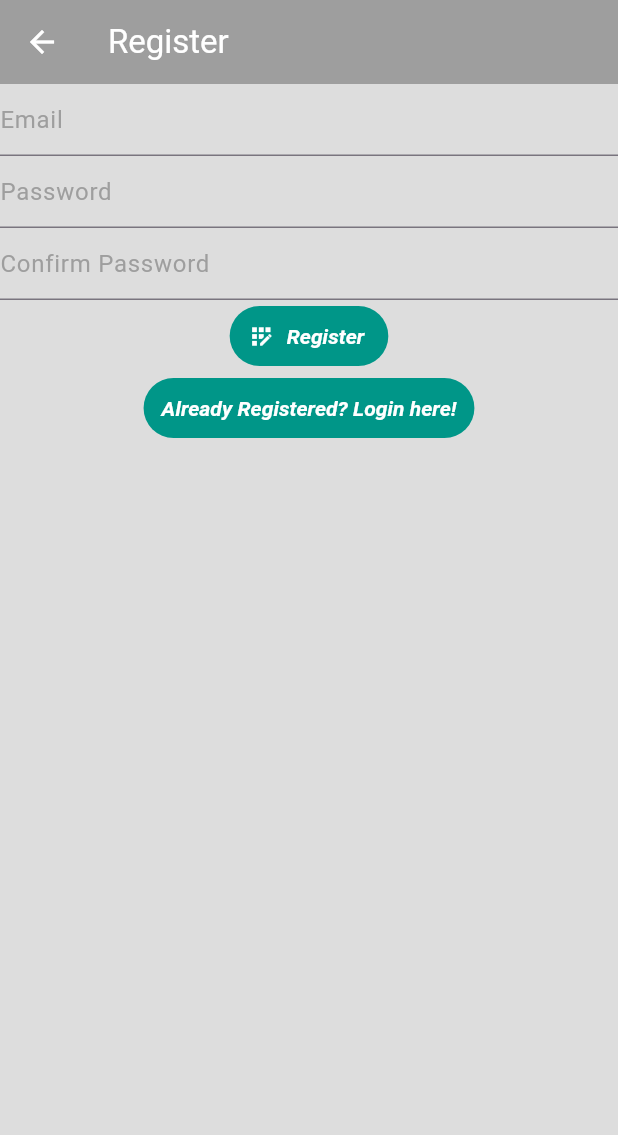
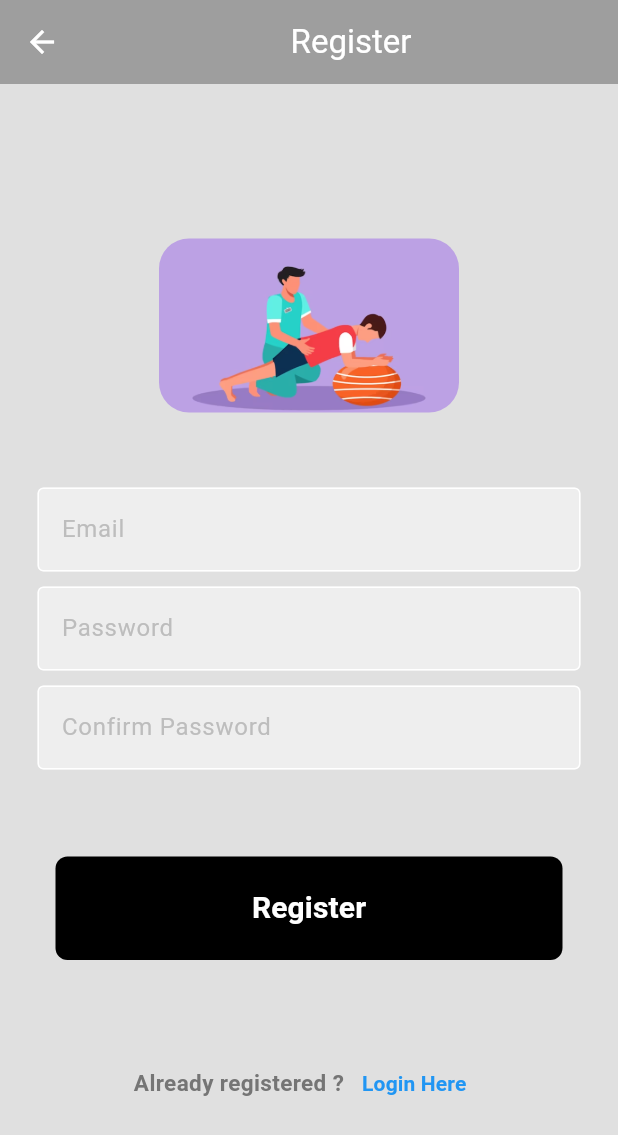
Before and after one commit to moslem-asaad/Injury-Recovery, a Flutter app: the RegisterView screen opened by its route, on a phone screen of 412 x 824 dp. Shown: the top 1135 px of the screen. Run offline on Flutter 3.47's test engine with Material 3 defaults, Android fonts, the phone set to English and light mode, and no system bars; our stand-ins replace cloud_firestore, file_picker, firebase_auth, firebase_core, firebase_storage, image_picker and 1 more; accounts and stored records are empty; network calls fail.

Commit message:
modifying some screens

```diff
--- a/lib/views/register_view.dart
+++ b/lib/views/register_view.dart
@@ -1,10 +1,10 @@
-
+import 'package:injury_recovery/components/my_button.dart';
+import 'package:injury_recovery/components/my_text_field.dart';
 import 'package:injury_recovery/constants/routes.dart';
 import 'package:injury_recovery/services/auth/auth_exceptions.dart';
 import 'package:injury_recovery/services/auth/auth_service.dart';
 import 'package:injury_recovery/utilities/show_error_dialog.dart';
 import 'package:flutter/material.dart';
-
 
 class RegisterView extends StatefulWidget {
   const RegisterView({super.key});
@@ -14,7 +14,6 @@ class RegisterView extends StatefulWidget {
 }
 
 class _RegisterViewState extends State<RegisterView> {
-
   late final TextEditingController _email;
   late final TextEditingController _password;
   late final TextEditingController _confermed_password;
@@ -37,103 +36,133 @@ class _RegisterViewState extends State<RegisterView> {
   @override
   Widget build(BuildContext context) {
     return Scaffold(
-        appBar: AppBar(title: const Text('Register'),
-        foregroundColor: const Color.fromARGB(255, 255, 255, 255),
+      backgroundColor: Colors.grey[300],
+      appBar: AppBar(
+        title: const Center(child: Text('Register')),
+        foregroundColor:  Colors.white,
         backgroundColor: Colors.grey,
       ),
-      body: Column(
+      body: SafeArea(
+        child: Center(
+          child: SingleChildScrollView(
+            child: Column(
               children: [
-          TextField(
+                const SizedBox(height: 25),
+                ClipRRect(
+                  borderRadius: BorderRadius.circular(20),
+                  child: Image.asset(
+                    'images/ball_cure.png',
+                    width: 200,
+                  ),
+                ),
+                const SizedBox(height: 50),
+
+                MyTextField(
                   controller: _email,
+                  hintText: 'Email',
+                  obscureText: false,
                   enableSuggestions: false,
                   autocorrect: false,
                   keyboardType: TextInputType.emailAddress,
-            decoration: const InputDecoration(
-              hintText: 'Email',
-              hintStyle: TextStyle(color: Colors.grey),
                 ),
-            cursorColor: Colors.white,
-            style: TextStyle(color: const Color.fromARGB(255, 217, 217, 217)),
-          ),
-          TextField(
+
+                const SizedBox(height: 10),
+
+                // password text field
+                MyTextField(
                   controller: _password,
+                  hintText: 'Password',
                   obscureText: true,
                   enableSuggestions: false,
                   autocorrect: false,
-            decoration: const InputDecoration(
-              hintText: 'Password',
-              hintStyle: TextStyle(color: Colors.grey),
+                  keyboardType: TextInputType.visiblePassword,
                 ),
-            cursorColor: Colors.white,
-            style: TextStyle(color: const Color.fromARGB(255, 217, 217, 217)),
+
+                const SizedBox(
+                  height: 10,
                 ),
-          TextField(
+
+                MyTextField(
                     controller: _confermed_password,
+                    hintText: 'Confirm Password',
                     obscureText: true,
                     enableSuggestions: false,
                     autocorrect: false,
-            decoration: const InputDecoration(
-              hintText: 'Confirm Password',
-              hintStyle: TextStyle(color: Colors.grey),
+                    keyboardType: TextInputType.visiblePassword),
+
+                const SizedBox(
+                  height: 50,
                 ),
-            cursorColor: Colors.white,
-            style: TextStyle(color: const Color.fromARGB(255, 217, 217, 217)),
+                MyButton(
+                  onPressed: () async {
+                    _register();
+                  },
+                  title: 'Register',
                 ),
-          TextButton.icon(
-            onPressed: () async {
+
+                const SizedBox(height: 50.0),
+
+                Padding(
+                  padding: const EdgeInsets.symmetric(horizontal: 25.0),
+                  child: Row(
+                    mainAxisAlignment: MainAxisAlignment.center,
+                    children: [
+                      Text(
+                        'Already registered ?',
+                        style: TextStyle(
+                          color: Colors.grey[600],
+                          fontWeight: FontWeight.bold,
+                          fontSize: 15,
+                        ),
+                      ),
+                      TextButton(
+                        onPressed: () {
+                          Navigator.of(context).pushNamedAndRemoveUntil(
+                            loginRoute,
+                            (route) => false,
+                          );
+                        },
+                        child: const Text(
+                          'Login Here',
+                          style: TextStyle(
+                            color: Colors.blue,
+                            fontWeight: FontWeight.bold,
+                          ),
+                        ),
+                      ),
+                    ],
+                  ),
+                ),
+              ],
+            ),
+          ),
+        ),
+      ),
+    );
+  }
+
+  Future _register() async {
     final email = _email.text;
     final password = _password.text;
     final confermed_password = _confermed_password.text;
     try {
-                if(password == confermed_password){
-                await AuthService.firebase().createUser(email: email, password: password);
+      if (password == confermed_password) {
+        await AuthService.firebase()
+            .createUser(email: email, password: password);
         //final user = AuthService.firebase().currentUser;
         await AuthService.firebase().sendEmailVerification();
         Navigator.of(context).pushNamed(verifyEmailRoute);
-                }else{
+      } else {
         await showErrorDialog(context, 'Passwords don\'t match');
       }
-              } on WeakPasswordAuthException{
+    } on WeakPasswordAuthException {
       await showErrorDialog(context, 'Weak Password');
-              } on EmailAlreadyInUseAuthException{
+    } on EmailAlreadyInUseAuthException {
       await showErrorDialog(context, 'email is already in use');
-              } on InvalidEmailAuthException{
+    } on InvalidEmailAuthException {
       await showErrorDialog(context, 'Invalid Email address');
-              } on GenericAuthException{
+    } on GenericAuthException {
       await showErrorDialog(context, 'Failed to register');
     }
-            },
-            style: TextButton.styleFrom(
-            foregroundColor: Colors.white,
-            backgroundColor: Colors.teal,
-            disabledBackgroundColor: Colors.grey,
-            textStyle: const TextStyle(
-              fontWeight: FontWeight.bold,
-              fontStyle: FontStyle.italic,
-              )
-            ),
-            icon: const Icon(Icons.app_registration),
-            label: const Text('Register'),
-            //child: const Text('Register'),
-          ),
-          TextButton(onPressed: (){
-            Navigator.of(context).pushNamedAndRemoveUntil(loginRoute,
-            (route) => false,
-            );
-          },
-          child: const Text('Already Registered? Login here!'),
-          style: TextButton.styleFrom(
-            foregroundColor: Colors.white,
-            backgroundColor: Colors.teal,
-            disabledBackgroundColor: Colors.grey,
-            textStyle: const TextStyle(
-              fontWeight: FontWeight.bold,
-              fontStyle: FontStyle.italic,
-              )
-            ),
-          )
-        ],
-      ),
-    );
   }
 }
```
Also changed, not shown: lib/views/login_view.dart (+8 -119 lines), lib/views/main_view.dart (+2 -5 lines), lib/views/verify_email_view.dart (+52 -27 lines), 1 other file. Lines whose indentation alone changed are shown as unchanged.
